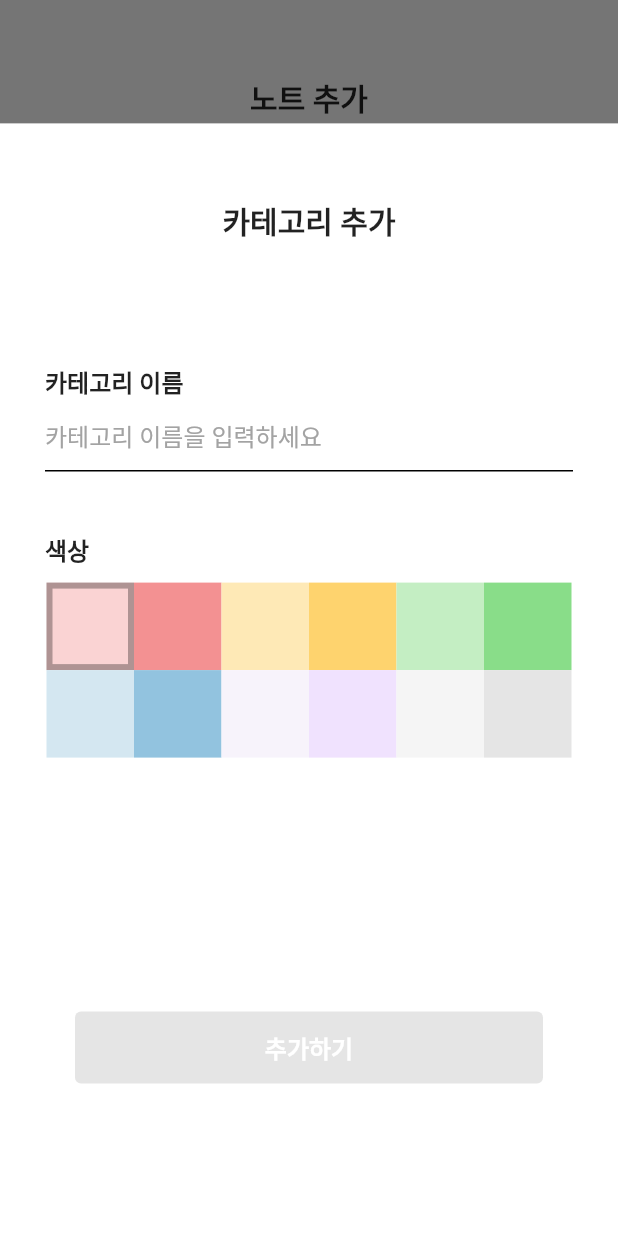
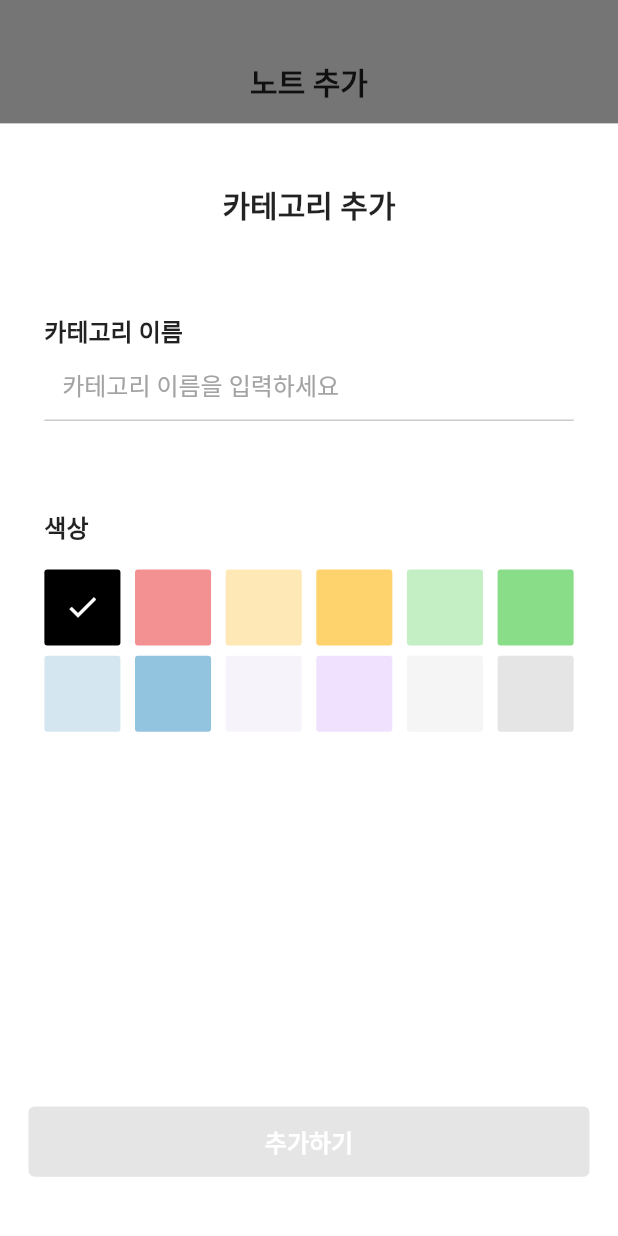
Before and after one commit to orang2019/Study, a Flutter app: the NoteAdd widget shown alone on an empty page, opened directly, after a tap on "+ 카테고리 추가하기", on a phone screen of 412 x 824 dp. Run offline on Flutter 3.47's test engine with Material 2 defaults, Android fonts, the phone set to English and light mode, and no system bars; our stand-ins replace get, hive, hive_flutter; accounts and stored records are empty; Roboto replaces fonts that are missing (Pretendard).

Commit message:
수정완료

```diff
--- /dev/null
+++ b/lib/ui/button.dart
@@ -0,0 +1 @@
+import 'package:flutter/material.dart';
--- a/lib/widget/category_add.dart
+++ b/lib/widget/category_add.dart
@@ -24,10 +24,7 @@ class _CategoryAddState extends State<CategoryAdd> {
 
 
 
-
-
   @override
-
   void dispose() {
     categoryNameController.dispose();
     super.dispose();
@@ -39,110 +36,98 @@ class _CategoryAddState extends State<CategoryAdd> {
   }
 
 
-
   Widget build(BuildContext context) {
-
-
-
+    double x = context.width.toDouble();
+    double y = context.height.toDouble();
 
     return Container(
         color: Colors.white,
         height: context.height * 0.9,
-          child: SingleChildScrollView(
-            scrollDirection: Axis.vertical,
+        padding: EdgeInsets.only(top: context.height * 0.048, left: context.width * 0.04615, right: context.width * 0.04615, bottom: context.height * 0.048),
         child: Form(
           key: _formKey,
           child: Column(
               mainAxisAlignment: MainAxisAlignment.spaceBetween,
               children: [
-                      Container(
-                        margin: const EdgeInsets.all(defaultMargin),
-                        child: const Text('카테고리 추가',style: TextStyle(fontSize: 20,fontWeight: FontWeight.bold,),),),
-                      Container(
-                        padding: const EdgeInsets.all(defaultPadding),
-                        height: context.height* 0.5,
+                const Text('카테고리 추가',style: TextStyle(fontSize: 20,fontWeight: FontWeight.bold,)),
+                Expanded(
+                  child: Container(padding: EdgeInsets.only(top: 0, left: context.width *0.02565,right: context.width  *0.02565, bottom: 0),
                     child: Column(
-                            crossAxisAlignment: CrossAxisAlignment.start,
                         children: [
-                              const Text('카테고리 이름',style: TextStyle(fontSize:16,fontWeight: FontWeight.bold,),),
+                          SizedBox(width: context.width, height: context.height * 0.0688,), //X
+
+                          Column(
+                            children: [
+                              const Align(alignment: Alignment.centerLeft,child: Text('카테고리 이름',style: TextStyle(fontSize:16,fontWeight: FontWeight.bold,),)),
                               TextFormField(
                                 decoration: const InputDecoration(
                                     enabledBorder: UnderlineInputBorder(
-                                      borderSide: BorderSide(),
+                                      borderSide: BorderSide(color: Color(0xffC9CACC)),
                                     ),
-                                    hintText: '카테고리 이름을 입력하세요',
+                                    hintText: '   카테고리 이름을 입력하세요',
                                     hintStyle:  TextStyle(fontSize:16,color: Color(0xffA3A3A3))),
                                 controller: categoryNameController,
                                 validator: (value){
                                   if(value==null||value.isEmpty){
-                                    return 'Please';
-                                  }
+                                    return 'Please enter some text';}
                                   return null;
                                   },),
-                              const Padding(padding: EdgeInsets.all(columnPadding)),
-                              const Text('색상',style: TextStyle(fontSize:16,fontWeight: FontWeight.bold,),),
-                              const Padding(padding: EdgeInsets.all(childrenPadding)),
+                            ],
+                          ),
 
-                              Expanded(
+                          SizedBox(width: context.width,
+                            height: context.height * 0.071,), //XXX
+
+                          Column(
+                            children: [
+                              const Align(alignment: Alignment.centerLeft,child: Text('색상',style: TextStyle(fontSize:16,fontWeight: FontWeight.bold,),)),
+                              SizedBox(width:context.width,height: context.height*0.02,),
+                              SizedBox(
+                                height: y * 0.344,
                                 child: GetBuilder<CategoryController>( builder: (context) {
-                                    return Align(
-                                      alignment: Alignment.center,
-                                      child: Container(
-                                        width: 350,
-                                        height: 350,
-                                        child: GridView.builder(
+                                    return GridView.builder(
+                                      shrinkWrap: true,
+                                      physics: const NeverScrollableScrollPhysics(), // 고정
                                       itemCount:eventColors.length,
-                                          gridDelegate: const SliverGridDelegateWithFixedCrossAxisCount(
+                                      gridDelegate: SliverGridDelegateWithFixedCrossAxisCount(
                                         crossAxisCount: 6,
-                                            mainAxisSpacing: 0.0, //수평 Padding
-                                            crossAxisSpacing: 0.0, //수직 Padding
+                                        mainAxisSpacing: x * 0.0165, //수평 Padding
+                                        crossAxisSpacing: y * 0.0118 , //수직 Padding
                                         childAspectRatio: 1.0, // 가로세로 비율 1:1
                                           ),
-
                                           itemBuilder:  (context, index) {
                                             return GridTile(
-
                                               child: GestureDetector(
                                                 onTap: (){ controller.selectColorIndex(index);},
                                                 child: Container(
-                                                  foregroundDecoration: BoxDecoration(
-                                                    border: index == controller.selectedColorIndex
-                                                        ? Border.all(
-                                                        color: Colors.black.withOpacity(0.3),
-                                                        width: 4)
-                                                        : null,
+                                                  width: x * 0.113,
+                                                  height: y * 0.113,
+                                                  decoration: BoxDecoration(
                                                       shape: BoxShape.rectangle,
-                                                    color: eventColors[index],
-
+                                                      color: index == controller.selectedColorIndex ? Colors.black : eventColors[index],
+                                                      borderRadius: const BorderRadius.all(Radius.circular(2))
                                                   ),
-                                                  width: 44,
-                                                  height: 44,
-                                                ),
-
-                                              ),
-                                            );
-                                          },),
-                                      ),
-                                    );
-                                  }
+                                                  child: index == controller.selectedColorIndex ? const Icon(Icons.check, color: Colors.white) : null,
+                                                ),),);
+                                            },);}
                                   ),
                               ),
 
+                            ],
+                          )
 
-                            ],),
+                        ]
                     ),
-
-
+                  ),
+                ),
                 Align(
                   alignment: Alignment.bottomCenter,
                   child: Container(
-                          width: context.width,
-                          height: 48,
-                          margin: const EdgeInsets.all(defaultMargin),
+                      width: x,
+                      height: y * 0.0568,
                       child: GetBuilder<CategoryController>(
                           builder: (context) {
                             return ElevatedButton(
-                                //todo : 색 setState
                               style: ButtonStyle( backgroundColor:  categoryNameController.text.isEmpty ? MaterialStateProperty.all(controller.beforeColor) :  MaterialStateProperty.all(controller.afterColor),shadowColor: const MaterialStatePropertyAll(Colors.transparent) ),
                               child: const Text('추가하기',style:TextStyle(color: Colors.white ,fontSize:16,fontWeight: FontWeight.bold )),
                               onPressed: (){
@@ -153,17 +138,8 @@ class _CategoryAddState extends State<CategoryAdd> {
 
                                   controller.createCategory(category: Category(categoryName: categoryNameText, categoryColorIndex: categoryColor, noteList: temp));
                                   Get.back();
-                                      }
-                                    },
-                                  );
-                            }
-                          )
-                          ),
-                        ),
-                    ],
-              ),
-            ),
-          ),
-    );
+                                }},);})),),
+              ]),
+        ));
   }
 }
--- a/lib/widget/note_add.dart
+++ b/lib/widget/note_add.dart
@@ -27,21 +27,27 @@ class _NoteAddState extends State<NoteAdd> {
     return Container(
       color: Colors.white,
       height: context.height * 0.9,
-      child: SingleChildScrollView(
-        scrollDirection: Axis.vertical,
+      padding:  EdgeInsets.only(top: context.height * 0.048 ,left: context.width * 0.04615, right: context.width * 0.04615, bottom: context.height * 0.048),
       child: Form(
         key: _formKey,
         child: Column(
           mainAxisAlignment: MainAxisAlignment.spaceBetween,
           children: [
-                  Container(
-                      margin: const EdgeInsets.all(defaultMargin),
-                      child: const Text('노트 추가',style: TextStyle(fontSize: 20,fontWeight: FontWeight.bold,),),
-                  ),
-                  const Text('카테고리',style: TextStyle(fontSize:16,fontWeight: FontWeight.bold,),),
+            const Text('노트 추가',style: TextStyle(fontSize: 20,fontWeight: FontWeight.bold, )),
 
-                                    // dropdown(),//todo
+            Expanded(
+              child: Container(
+                padding: EdgeInsets.only(top: 0, left: context.width *0.02565,right: context.width  *0.02565, bottom: 0),
+                child:  SingleChildScrollView(
+                  child: Column(
+                      children: [
+                        SizedBox(width:context.width,height: context.height*0.0688,),//X
 
+                        //카테고리
+
+                        Column(
+                            children: [
+                              Align(alignment: Alignment.centerLeft,child: const Text('카테고리',style: TextStyle(fontSize:16,fontWeight: FontWeight.bold,),)),
                               GetBuilder<CategoryController>(builder:(controller){
                                 return SingleChildScrollView(
                                   scrollDirection: Axis.horizontal,
@@ -51,28 +57,21 @@ class _NoteAddState extends State<NoteAdd> {
                                           for(int i=0;i<controller.observableBox.length;i++)
                                             SizedBox(
                                                 width: 200,
+                                                height: context.height*0.054,
                                                 child: Card(
                                                   color: i==controller.selectedCategoryIndex ?Colors.amber:Colors.white,
                                                   elevation: 5.0,
                                                   child:
-                                                      ListTile(
-                                                          title: Text(controller.observableBox.getAt(i).categoryName),
-                                                          onTap: (){
-                                                            controller.selectIndex(i);
-                                                            print(controller.selectedCategoryIndex);
-
-                                                          }
+                                                  ListTile( title: Text(controller.observableBox.getAt(i).categoryName),
+                                                      onTap: (){ controller.selectIndex(i);
+                                                    print(controller.selectedCategoryIndex);}
                                                                       ),
-                                                    ),
-                                                  )
+                                                                    ),)
                                                             ],
                                                           ),]
                                                       ),
                                                     );
                                                   }),
-
-
-                      //카테고리 추가하기
                               ElevatedButton(
                                 style: const ButtonStyle(backgroundColor: MaterialStatePropertyAll(Colors.white),shadowColor: MaterialStatePropertyAll(Colors.transparent)),
                                 onPressed: (){
@@ -81,21 +80,24 @@ class _NoteAddState extends State<NoteAdd> {
                                       isDismissible: true, // 바깥영역 눌러도 안사라짐
                                       isScrollControlled: true,
                                       context: context,
-                              builder:(BuildContext context) => const CategoryAdd());},
-                        child: Container(
-                            alignment: Alignment.center,
-                            child: const Text('+ 카테고리 추가하기', style: TextStyle(color: Colors.black,fontSize:16,fontWeight: FontWeight.bold ))),
+                                      builder:(BuildContext context) => const CategoryAdd());
+                                },
+                                child: const Text('+ 카테고리 추가하기', style: TextStyle(color: Colors.black,fontSize:16,fontWeight: FontWeight.bold )),)
+
+                            ],
                           ),
 
+                        SizedBox(width:context.width,height: context.height*0.071,),//XXX
+                        //노트
 
-
-                  const Padding(padding: EdgeInsets.all(columnPadding)),
-                  const Text('노트이름',style: TextStyle(fontSize:16,fontWeight: FontWeight.bold,),),
+                        Column(
+                          children: [
+                            Align(alignment: Alignment.centerLeft,child: const Text('노트이름',style: TextStyle(fontSize:16,fontWeight: FontWeight.bold,),)),
                                     TextFormField(
                                       decoration: const InputDecoration(
                                           enabledBorder: UnderlineInputBorder(
-                              borderSide: BorderSide(),),
-                            hintText: '노트이름을 입력하세요',
+                                            borderSide: BorderSide(color: Color(0xffC9CACC)),),
+                                          hintText: '   노트이름을 입력하세요',
                                           hintStyle:  TextStyle(fontSize:16,color: Color(0xffA3A3A3))),
                                       controller: noteNameController,
                                       validator: (value){
@@ -104,15 +106,29 @@ class _NoteAddState extends State<NoteAdd> {
                                         }
                                         return null;
                                         },
+                                     ),],
                         ),
-                  const Padding(padding: EdgeInsets.all(columnPadding)),
+
+                        SizedBox(width:context.width,height: context.height*0.071,),//XXX
+
+                        // 복습
+
+                        Column(
+                          children: [
+                            Align(alignment: Alignment.topLeft,child: const Text('복습주기',style: TextStyle(fontSize:16,fontWeight: FontWeight.bold,),)),
+                            SizedBox(width:context.width,height: context.height*0.02,),
 
 
-                  const Text('복습주기',style: TextStyle(fontSize:16,fontWeight: FontWeight.bold,),),
-                  const Padding(padding: EdgeInsets.all(childrenPadding)),
                             GetBuilder<CategoryController>(
                                   builder: (context) {
                                     return RadioListTile(
+                                      visualDensity: const VisualDensity(
+                                          horizontal: VisualDensity.minimumDensity,
+                                          vertical: VisualDensity.minimumDensity,
+                                      ),
+                                      activeColor: Colors.black,
+                                      dense: true,
+
                                       title: const Text('1 / 4 / 7 / 14 / 21일',style: TextStyle(fontSize: 16)),
                                       value: true,
                                       groupValue: controller.selectedReview,
@@ -120,33 +136,36 @@ class _NoteAddState extends State<NoteAdd> {
                                         setState(() {
                                           controller.selectedReview = value!;
                                         });
-                                          },
-                                        );
-                          }
+                                        },);}
                                   ),
                             GetBuilder<CategoryController>(
                                 builder: (context) {
                                   return RadioListTile(
+                                    visualDensity: const VisualDensity(
+                                        horizontal: VisualDensity.minimumDensity,
+                                        vertical: VisualDensity.minimumDensity),
+                                    activeColor: Colors.black,
                                     title: const Text('복습하지 않기',style: TextStyle(fontSize: 16)),
                                     value: false,
+                                    dense: true,
+
                                     groupValue: controller.selectedReview,
                                     onChanged: (value) {
-                                            setState(() {
-                                              controller.selectedReview = value!;
+                                      setState(() {controller.selectedReview = value!;
                                       });
-                                          },
-                                        );
-                          }
+                                      },);}),
+                          ],
+                        )
+                      ],),
+                ),),
             ),
 
-                  //todo
-                  // onPressed: () => NoteAddController.to.validateNoteData()? NoteAddController.to.NoteAddCreation() : null,
              Align(
                alignment: Alignment.bottomCenter,
-                    child: Container(
+               child: SizedBox(
                     width: context.width,
-                      height: 48,
-                      margin: const EdgeInsets.all(defaultMargin),
+                    height: context.height *0.0568,
+
                     child: GetBuilder<CategoryController>(builder: (controller) {return ElevatedButton(
                         style: ButtonStyle(backgroundColor:MaterialStateProperty.all(beforeClickButton),shadowColor: const MaterialStatePropertyAll(Colors.transparent) ),
                         child: const Text('추가하기',style: TextStyle(color: Colors.white,fontSize:16,fontWeight: FontWeight.bold )),
@@ -163,16 +182,10 @@ class _NoteAddState extends State<NoteAdd> {
                         },
                       );}
                       ),
-
                 ),
              ),
-
-
             ],
-              ),
-        ),
-      ),
-    );
+    )));
   }
 
 
```
Also changed, not shown: lib/controller/qa_controller.dart (added, +13 -0 lines), lib/page/notepage/note_home.dart (+63 -10 lines), lib/page/notepage/notemain.dart (added, +54 -0 lines), lib/widget/QaAdd.dart (added, +135 -0 lines), 1 other file. Lines whose indentation alone changed are shown as unchanged.
